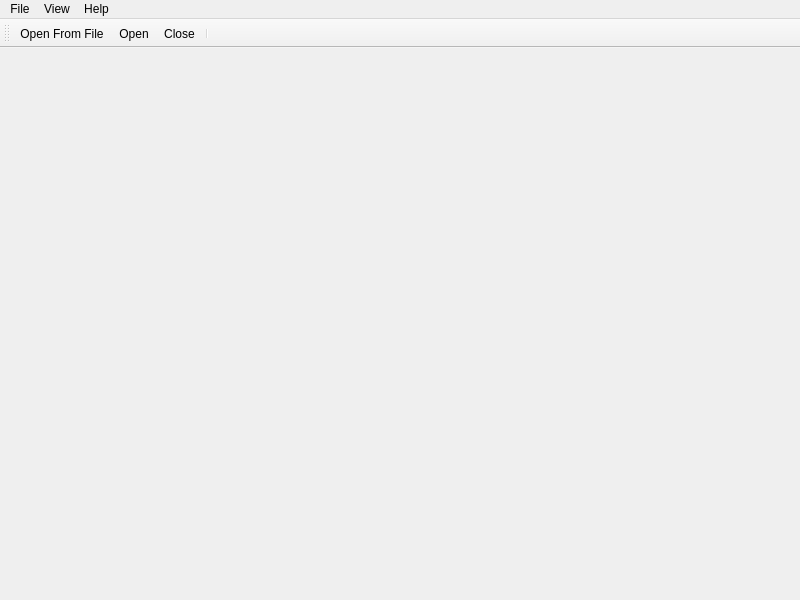
frinkr/FontViewer, file UI-Qt/QUMainWindow.ui: the form before one commit.
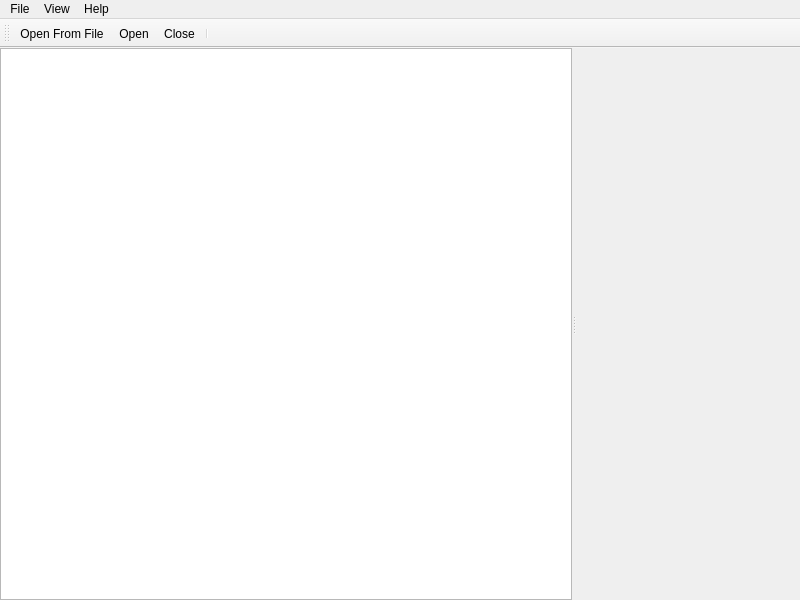
The form after the commit.

Patch:
```diff
--- a/UI-Qt/QUMainWindow.ui
+++ b/UI-Qt/QUMainWindow.ui
@@ -13,7 +13,34 @@
   <property name="windowTitle">
    <string>MainWindow</string>
   </property>
-  <widget class="QWidget" name="centralwidget"/>
+  <widget class="QWidget" name="centralwidget">
+   <layout class="QHBoxLayout" name="horizontalLayout">
+    <property name="spacing">
+     <number>6</number>
+    </property>
+    <property name="leftMargin">
+     <number>0</number>
+    </property>
+    <property name="topMargin">
+     <number>0</number>
+    </property>
+    <property name="rightMargin">
+     <number>0</number>
+    </property>
+    <property name="bottomMargin">
+     <number>0</number>
+    </property>
+    <item>
+     <widget class="QSplitter" name="splitter">
+      <property name="orientation">
+       <enum>Qt::Horizontal</enum>
+      </property>
+      <widget class="QListView" name="listView"/>
+      <widget class="QWidget" name="widget" native="true"/>
+     </widget>
+    </item>
+   </layout>
+  </widget>
   <widget class="QMenuBar" name="menubar">
    <property name="geometry">
     <rect>
```
